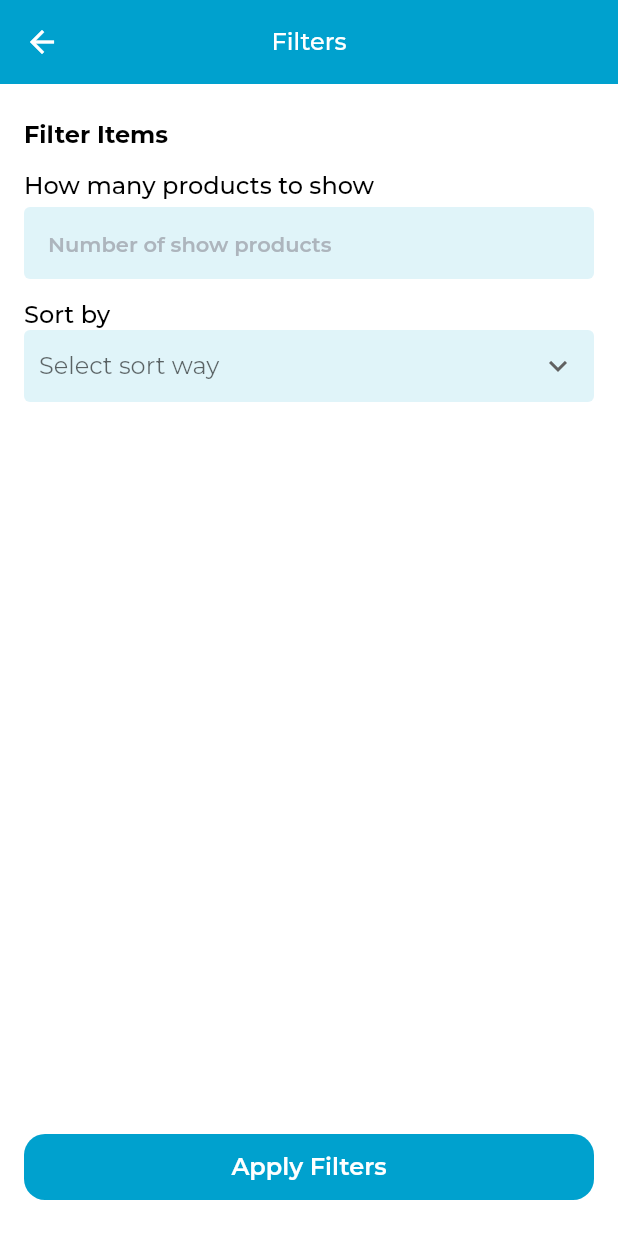
After one commit to 0AbdElRahman-Mohamed0/notchy, a Flutter app: the FilterScreen screen opened directly, on a phone screen of 412 x 824 dp. The commit adds this screen. Run offline on Flutter 3.47's test engine with Material 2 defaults, Android fonts, the phone set to English and light mode, and no system bars; our stand-ins replace cached_network_image, dio, flutter_svg, loading_indicator, pretty_dio_logger, shared_preferences; missing offline and left inert: fl_country_code_picker, flrx_validator; accounts and stored records are empty; network calls fail.

Commit message:
filter products

```diff
--- a/lib/providers/products_provider.dart
+++ b/lib/providers/products_provider.dart
@@ -9,17 +9,19 @@ class ProductsProvider extends ChangeNotifier {
   List<ProductModel>? products;
   List<ProductModel>? categoryProducts;
 
-  Future<void> getProducts() async {
+  Future<void> getProducts({Map<String, dynamic>? filters}) async {
     products = null;
     notifyListeners();
-    products = await _api.getProducts();
+    products = await _api.getProducts(filters: filters);
     notifyListeners();
   }
 
-  Future<void> getCategoryProducts(String category) async {
+  Future<void> getCategoryProducts(String category,
+      {Map<String, dynamic>? filters}) async {
     categoryProducts = null;
     notifyListeners();
-    categoryProducts = await _api.getCategoryProducts(category);
+    categoryProducts =
+        await _api.getCategoryProducts(category, filters: filters);
     notifyListeners();
   }
 }
--- /dev/null
+++ b/lib/ui/screens/filter_screen.dart
@@ -0,0 +1,103 @@
+import 'package:flutter/material.dart';
+import 'package:flutter/services.dart';
+import 'package:notchy/ui/widget/custom_button.dart';
+import 'package:notchy/ui/widget/input_form_field.dart';
+import 'package:notchy/ui/widget/simple_dropdown.dart';
+import 'package:quiver/strings.dart';
+
+class FilterScreen extends StatefulWidget {
+  const FilterScreen({Key? key}) : super(key: key);
+
+  @override
+  State<FilterScreen> createState() => _FilterScreenState();
+}
+
+class _FilterScreenState extends State<FilterScreen> {
+  final GlobalKey<FormState> _formKey = GlobalKey<FormState>();
+  String? _limit;
+  String? _sort;
+
+  @override
+  Widget build(BuildContext context) {
+    return Scaffold(
+      appBar: AppBar(
+        title: Text(
+          'Filters',
+          style: Theme.of(context)
+              .textTheme
+              .headlineMedium
+              ?.copyWith(fontSize: 16, fontWeight: FontWeight.w500),
+        ),
+      ),
+      body: Form(
+        key: _formKey,
+        child: Padding(
+          padding: const EdgeInsets.symmetric(horizontal: 16, vertical: 24),
+          child: Column(
+            mainAxisAlignment: MainAxisAlignment.spaceBetween,
+            children: [
+              Column(
+                crossAxisAlignment: CrossAxisAlignment.start,
+                children: [
+                  Text(
+                    'Filter Items',
+                    style: Theme.of(context)
+                        .textTheme
+                        .headlineLarge
+                        ?.copyWith(fontSize: 16, fontWeight: FontWeight.w700),
+                  ),
+                  const SizedBox(
+                    height: 14,
+                  ),
+                  InputFormField(
+                    above: true,
+                    labelText: 'How many products to show',
+                    hintText: 'Number of show products',
+                    onSaved: (limit) => _limit = limit,
+                    keyboardType: TextInputType.number,
+                    inputFormatters: [
+                      FilteringTextInputFormatter.allow(RegExp('[0-9]')),
+                    ],
+                  ),
+                  const SizedBox(
+                    height: 14,
+                  ),
+                  SimpleDropDown<String>(
+                    list: const ['asc', 'desc'],
+                    text: 'Sort by',
+                    hintText: 'Select sort way',
+                    onSaved: (sort) => _sort = sort,
+                    onChanged: (sort) {},
+                  ),
+                ],
+              ),
+              CustomButton(
+                onTap: () {
+                  _formKey.currentState?.save();
+                  if (isBlank(_limit) && isBlank(_sort)) {
+                    ScaffoldMessenger.of(context).showSnackBar(
+                      const SnackBar(
+                        content: Text(
+                          'Select one filter at least.',
+                          textAlign: TextAlign.center,
+                        ),
+                        behavior: SnackBarBehavior.floating,
+                        duration: Duration(seconds: 3),
+                      ),
+                    );
+                    return;
+                  }
+                  Navigator.pop(context, {
+                    'limit': _limit,
+                    'sort': _sort,
+                  });
+                },
+                title: 'Apply Filters',
+              ),
+            ],
+          ),
+        ),
+      ),
+    );
+  }
+}
--- /dev/null
+++ b/lib/ui/widget/simple_dropdown.dart
@@ -0,0 +1,127 @@
+import 'package:flutter/material.dart';
+
+class SimpleDropDown<T> extends StatefulWidget {
+  final T? value;
+  final ValueChanged<T?>? onChanged;
+  final String? hintText;
+  final String? labelText;
+  final String? text;
+  final bool small;
+  final List<T>? list;
+  final FormFieldValidator<T>? validator;
+  final FormFieldSetter<T>? onSaved;
+
+  const SimpleDropDown({
+    Key? key,
+    this.value,
+    required this.onChanged,
+    this.hintText,
+    this.small = false,
+    this.labelText,
+    this.text,
+    required this.list,
+    this.validator,
+    this.onSaved,
+  }) : super(key: key);
+
+  @override
+  State<SimpleDropDown> createState() => _SimpleDropDownState<T>();
+}
+
+class _SimpleDropDownState<T> extends State<SimpleDropDown<T>> {
+  final FocusNode _focus = FocusNode();
+
+  @override
+  void initState() {
+    super.initState();
+    _focus.addListener(_onFocusChange);
+  }
+
+  void _onFocusChange() {
+    if (mounted) setState(() {});
+  }
+
+  @override
+  void dispose() {
+    _focus.dispose();
+    super.dispose();
+  }
+
+  @override
+  Widget build(BuildContext context) {
+    return Column(
+      crossAxisAlignment: CrossAxisAlignment.start,
+      children: [
+        if (widget.text != null)
+          Text(
+            widget.text!,
+            style: Theme.of(context)
+                .textTheme
+                .headlineLarge!
+                .copyWith(fontSize: 16, fontWeight: FontWeight.w500),
+          ),
+        SizedBox(
+          height: 48,
+          child: DropdownButtonFormField<T>(
+            value: widget.value,
+            onChanged: widget.onChanged,
+            focusNode: _focus,
+            validator: widget.validator,
+            onSaved: widget.onSaved,
+            style: Theme.of(context)
+                .textTheme
+                .headlineLarge
+                ?.copyWith(fontSize: 16, fontWeight: FontWeight.w400),
+            icon: widget.list!.isNotEmpty
+                ? const Icon(Icons.keyboard_arrow_down)
+                : const Icon(
+                    Icons.keyboard_arrow_down,
+                    color: Colors.grey,
+                  ),
+            selectedItemBuilder: (context) => widget.list!
+                .map(
+                  (e) => widget.small
+                      ? SizedBox(
+                          width: MediaQuery.of(context).size.width * 0.22,
+                          child: Text(
+                            '$e',
+                            style: Theme.of(context)
+                                .textTheme
+                                .headlineLarge
+                                ?.copyWith(
+                                    fontSize: 16, fontWeight: FontWeight.w400),
+                            overflow: TextOverflow.ellipsis,
+                          ),
+                        )
+                      : Text(
+                          '$e',
+                          style: Theme.of(context)
+                              .textTheme
+                              .headlineLarge
+                              ?.copyWith(
+                                  fontSize: 16, fontWeight: FontWeight.w400),
+                          overflow: TextOverflow.ellipsis,
+                        ),
+                )
+                .toList(),
+            items: widget.list
+                ?.map((T e) => DropdownMenuItem<T>(
+                    value: e,
+                    child: Text(
+                      '$e',
+                      overflow: TextOverflow.ellipsis,
+                    )))
+                .toList(),
+            decoration: InputDecoration(
+              filled: true,
+              fillColor: Theme.of(context).colorScheme.secondary,
+              hintText: widget.hintText,
+              labelText: widget.labelText,
+              contentPadding: const EdgeInsets.only(right: 16, left: 10),
+            ),
+          ),
+        ),
+      ],
+    );
+  }
+}
--- a/lib/utils/api_connect.dart
+++ b/lib/utils/api_connect.dart
@@ -115,9 +115,11 @@ class ApiProvider {
     }
   }
 
-  Future<List<ProductModel>> getProducts() async {
+  Future<List<ProductModel>> getProducts(
+      {Map<String, dynamic>? filters}) async {
     final response = await _dio.get(
       '${Connection.baseURL}$_productsEndPoint',
+      queryParameters: filters,
       options: Options(
         headers: _apiHeaders,
       ),
@@ -151,9 +153,11 @@ class ApiProvider {
     }
   }
 
-  Future<List<ProductModel>> getCategoryProducts(String category) async {
+  Future<List<ProductModel>> getCategoryProducts(String category,
+      {Map<String, dynamic>? filters}) async {
     final response = await _dio.get(
       '${Connection.baseURL}$_categoryEndPoint/$category',
+      queryParameters: filters,
       options: Options(
         headers: _apiHeaders,
       ),
```
Also changed, not shown: lib/ui/screens/category_products_screen.dart (+53 -1 lines), lib/ui/screens/nav_screens/home_screen.dart (+58 -14 lines).
